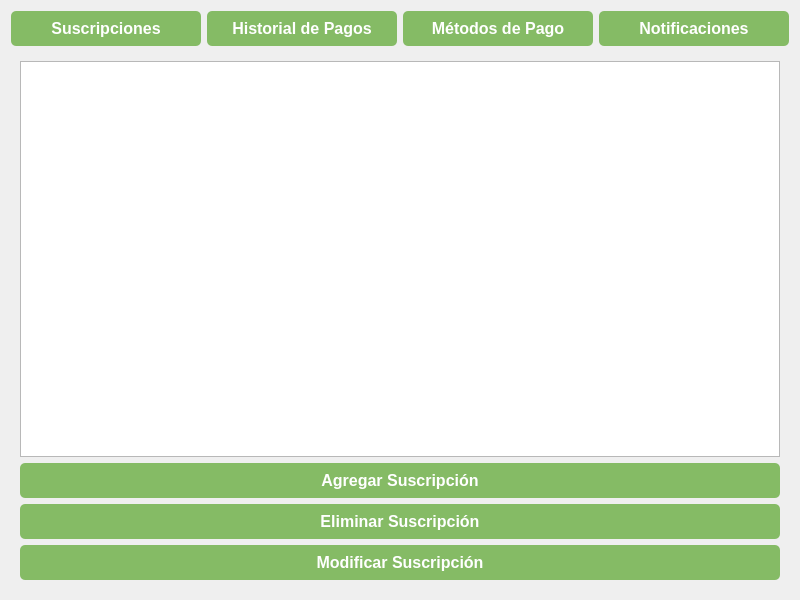
First picture: the form in ui/MainWindow.ui, repository JoseManuelLuque/BillGuard, before the edit.
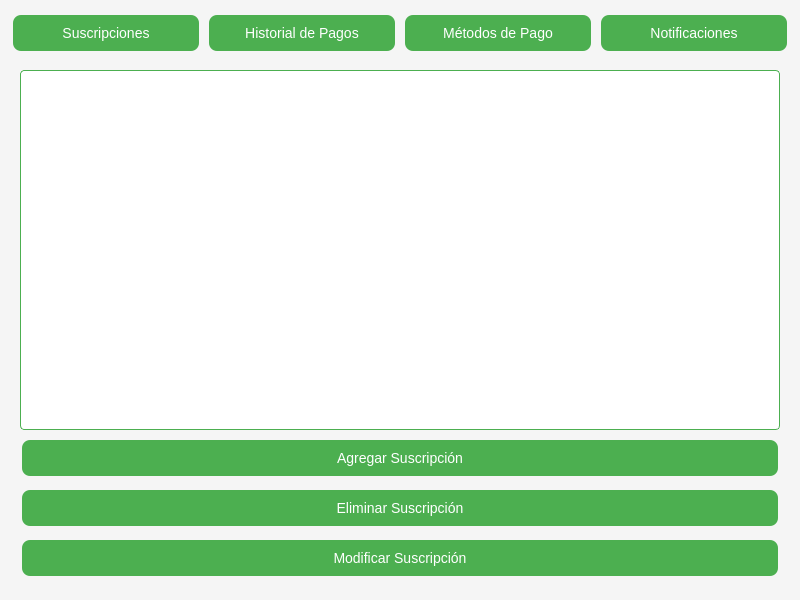
Second picture: the form after the edit.

Commit message: Hoja de estilos

```diff
--- a/ui/MainWindow.ui
+++ b/ui/MainWindow.ui
@@ -21,51 +21,73 @@
   </property>
   <property name="styleSheet">
    <string notr="true">/* Estilo general del fondo */
-QWidget#Login {
-    background-color: #F5F5F5;
-}
-
-/* Estilo del título &quot;Iniciar Sesión&quot; */
-QLabel#Loginlabel {
-    background-color: #85BB65;
-    color: white;
-    font-size: 20px;
-    font-weight: bold;
-    border-radius: 8px;
-    padding: 8px;
-}
-
-/* Estilo de los labels */
-QLabel {
+QWidget {
+    background-color: #F5F5F5; /* Fondo claro */
+    color: #333333; /* Texto en gris oscuro */
+    font-family: Arial, sans-serif;
     font-size: 14px;
-    color: #333333;
-}
-
-/* Estilo de los campos de entrada */
-QLineEdit {
-    border: 2px solid #85BB65;
-    border-radius: 5px;
-    padding: 5px;
-    font-size: 14px;
-}
-QLineEdit:focus {
-    border: 2px solid #6FA24C;
 }
 
 /* Estilo de los botones */
 QPushButton {
-    background-color: #85BB65;
-    color: white;
-    font-size: 16px;
-    font-weight: bold;
-    border-radius: 5px;
-    padding: 8px;
+    background-color: #4CAF50; /* Verde oscuro */
+    color: #FFFFFF; /* Texto en blanco */
+    border: none;
+    padding: 10px 20px;
+    text-align: center;
+    text-decoration: none;
+    font-size: 14px;
+    margin: 4px 2px;
+    border-radius: 8px;
 }
+
 QPushButton:hover {
     background-color: #6FA24C;
 }
+
 QPushButton:pressed {
-    background-color: #5C8E3E;
+    background-color: #388E3C; /* Verde más oscuro al presionar */
+}
+
+/* Estilo de los labels */
+QLabel {
+    color: #333333; /* Texto en gris oscuro */
+    font-size: 14px;
+}
+
+/* Estilo de los campos de entrada */
+QLineEdit, QDateEdit, QComboBox {
+    padding: 5px;
+    border: 1px solid #4CAF50; /* Borde verde oscuro */
+    border-radius: 4px;
+    background-color: #FFFFFF; /* Fondo blanco */
+    color: #333333; /* Texto en gris oscuro */
+}
+
+QLineEdit:focus, QDateEdit:focus, QComboBox:focus {
+    border: 1px solid #45a049; /* Borde verde más claro al enfocar */
+}
+
+/* Estilo de las tablas */
+QTableWidget, QListWidget {
+    border: 1px solid #4CAF50; /* Borde verde oscuro */
+    border-radius: 4px;
+    background-color: #FFFFFF; /* Fondo blanco */
+    color: #333333; /* Texto en gris oscuro */
+    padding: 5px;
+}
+
+QHeaderView::section {
+    background-color: #4CAF50; /* Fondo verde oscuro */
+    color: #FFFFFF; /* Texto en blanco */
+    padding: 4px;
+    border: 1px solid #3E3E3E; /* Borde oscuro */
+}
+
+/* Estilo de los elementos seleccionados en las tablas */
+QTableWidget::item:selected, QListWidget::item:selected {
+    background-color: #45a049; /* Fondo verde más claro */
+    color: #FFFFFF; /* Texto en blanco */
 }</string>
   </property>
   <layout class="QVBoxLayout" name="verticalLayout">
```
Left out of the diff: 2 changed lines with no effect on the pictures. The commit also changes 15 other files.
